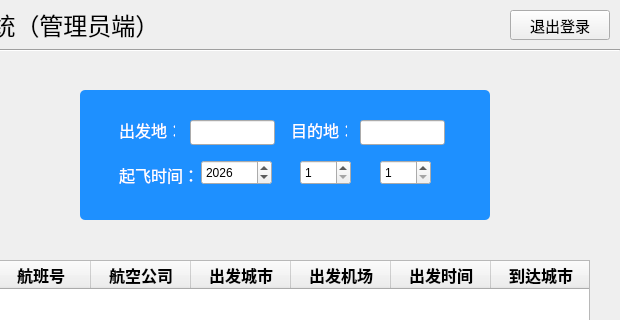
Above: AdminMainWindow.ui from ImmortalWatcher/Flient_Management before the change; both pictures show x 180 to 800 and y 0 to 320 of the 800 by 600 pixel window. Below: the same form after it.
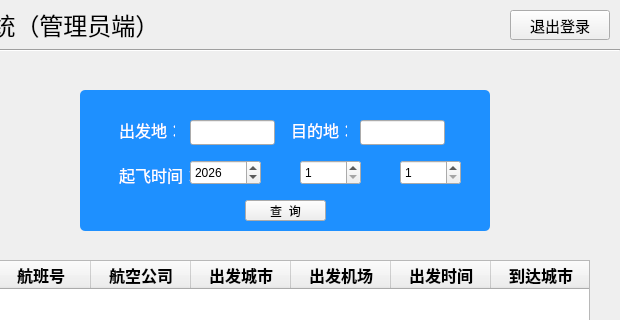
That is the form after the change. The open tabs and pages were chosen to show the change. Icons and pictures are not drawn.

Commit message: 更新：添加管理员航班界面查询按钮（美化后期做）

```diff
--- a/AdminMainWindow.ui
+++ b/AdminMainWindow.ui
@@ -272,7 +272,7 @@
         <x>110</x>
         <y>40</y>
         <width>410</width>
-        <height>130</height>
+        <height>141</height>
        </rect>
       </property>
       <property name="styleSheet">
@@ -344,7 +344,7 @@
       <widget class="QSpinBox" name="yearSpin">
        <property name="geometry">
         <rect>
-         <x>121</x>
+         <x>110</x>
          <y>70</y>
          <width>71</width>
          <height>25</height>
@@ -365,7 +365,7 @@
         <rect>
          <x>220</x>
          <y>70</y>
-         <width>51</width>
+         <width>61</width>
          <height>25</height>
         </rect>
        </property>
@@ -382,9 +382,9 @@
       <widget class="QSpinBox" name="daySpin">
        <property name="geometry">
         <rect>
-         <x>300</x>
+         <x>320</x>
          <y>70</y>
-         <width>51</width>
+         <width>61</width>
          <height>25</height>
         </rect>
        </property>
@@ -418,6 +418,19 @@
         </rect>
        </property>
       </widget>
+      <widget class="QPushButton" name="findBtn">
+       <property name="geometry">
+        <rect>
+         <x>165</x>
+         <y>110</y>
+         <width>81</width>
+         <height>21</height>
+        </rect>
+       </property>
+       <property name="text">
+        <string>查  询</string>
+       </property>
+      </widget>
      </widget>
      <widget class="QTableWidget" name="flightTable">
       <property name="geometry">
```
Left out of the diff: 2 changed lines with no effect on the pictures. The commit also changes 2 other files.
